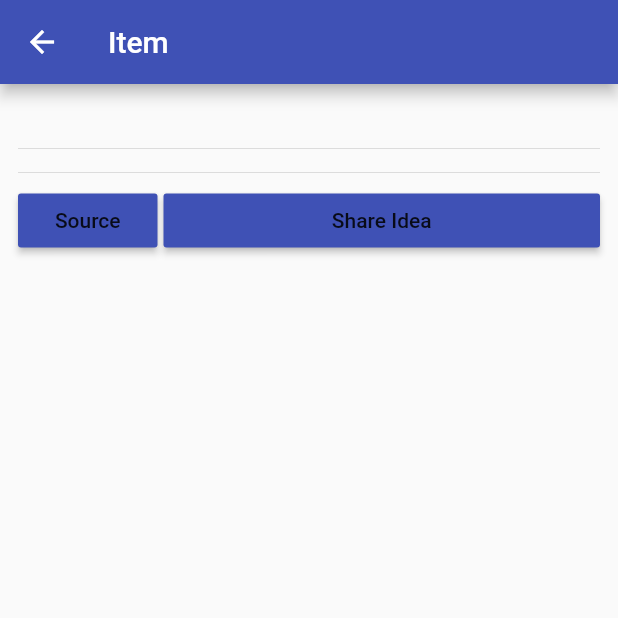
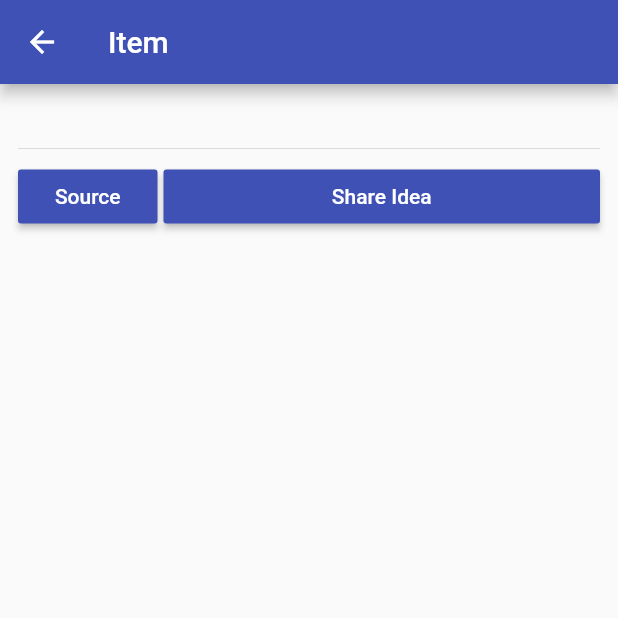
Before and after one commit to Norbert515/too_many_ideas, a Flutter app: the ListItemPage screen opened directly with empty values, on a phone screen of 412 x 824 dp, the top half of it. Run offline on Flutter 3.47's test engine with Material 2 defaults, Android fonts, the phone set to English and light mode, and no system bars; our stand-ins replace flutter_markdown, share; network calls fail; statements that could not run were skipped.

Commit message:
minor changes

```diff
--- a/lib/list_item.dart
+++ b/lib/list_item.dart
@@ -16,13 +16,13 @@ class ListItem extends StatelessWidget {
   @override
   Widget build(BuildContext context) {
     TextStyle titleTextStyle = new TextStyle(
-      fontSize: 13.0,
+      fontSize: 18.0,
       fontWeight: FontWeight.bold,
 
     );
 
     TextStyle subtitleTextStyle = new TextStyle(
-      fontSize: 10.0,
+      fontSize: 15.0,
       fontWeight: FontWeight.w300
 
     );
@@ -84,6 +84,9 @@ class ListItemPage extends StatelessWidget {
     );
 
     Color buttonColor = Theme.of(context).accentColor;
+    TextStyle buttonTextStyle = const TextStyle(
+      color: Colors.white
+    );
 
     return new Scaffold(
       appBar: new AppBar(
@@ -95,7 +98,7 @@ class ListItemPage extends StatelessWidget {
           new Text(title, style: titleTextStyle,),
           new Divider(),
           new MarkdownBody(data: subtitle, onTapLink: _onLinkTapped,),
-          new Divider(),
+          subtitle.isNotEmpty? new Divider(): const SizedBox(),
         //  new MarkdownBody(data: "[source](https://www.reddit.com$source)", onTapLink: _onLinkTapped,),
           new Row(
             children: <Widget>[
@@ -103,14 +106,14 @@ class ListItemPage extends StatelessWidget {
                   flex: 1,
                   child: new Padding(
                     padding: const EdgeInsets.only(right: 4.0),
-                    child: new MaterialButton(child: new Text("Source"), onPressed: (){
+                    child: new MaterialButton(child: new Text("Source", style: buttonTextStyle,), onPressed: (){
                       _onLinkTapped("https://www.reddit.com$source");
                     }, color: buttonColor,),
                   )
               ),
               new Expanded(
                   flex: 3,
-                  child: new MaterialButton(child: new Text("Share Idea"), onPressed: _share, color: buttonColor,)
+                  child: new MaterialButton(child: new Text("Share Idea", style: buttonTextStyle,), onPressed: _share, color: buttonColor,)
               ),
             ],
           ),
```
Also changed, not shown: lib/main.dart (+13 -2 lines), lib/repository.dart (+6 -1 lines).
